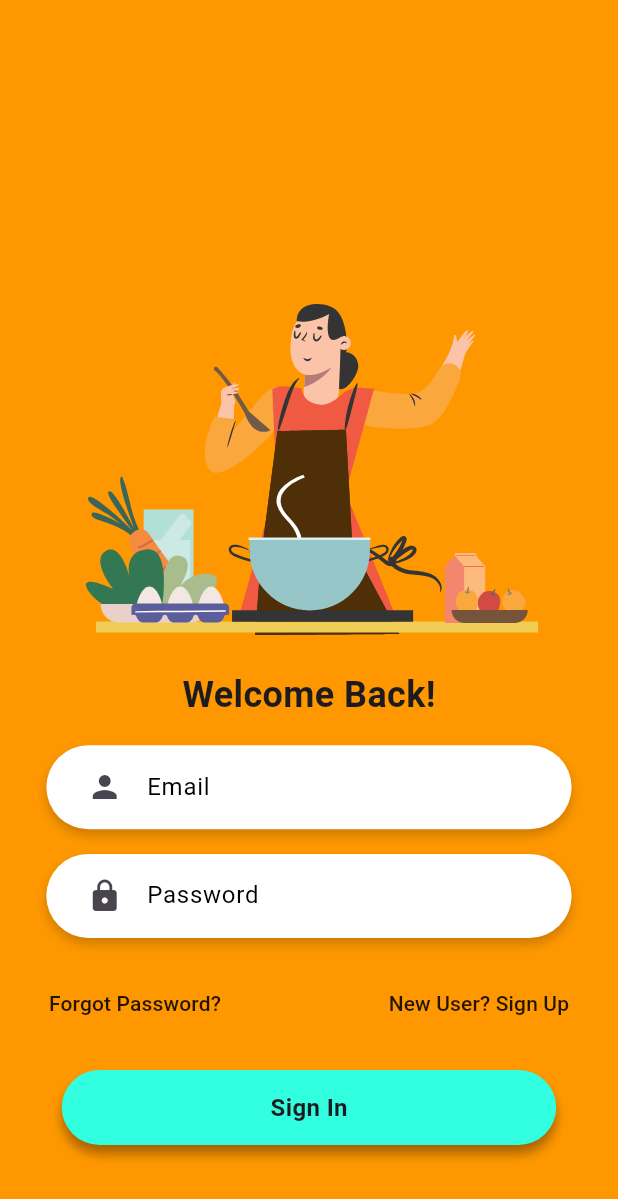
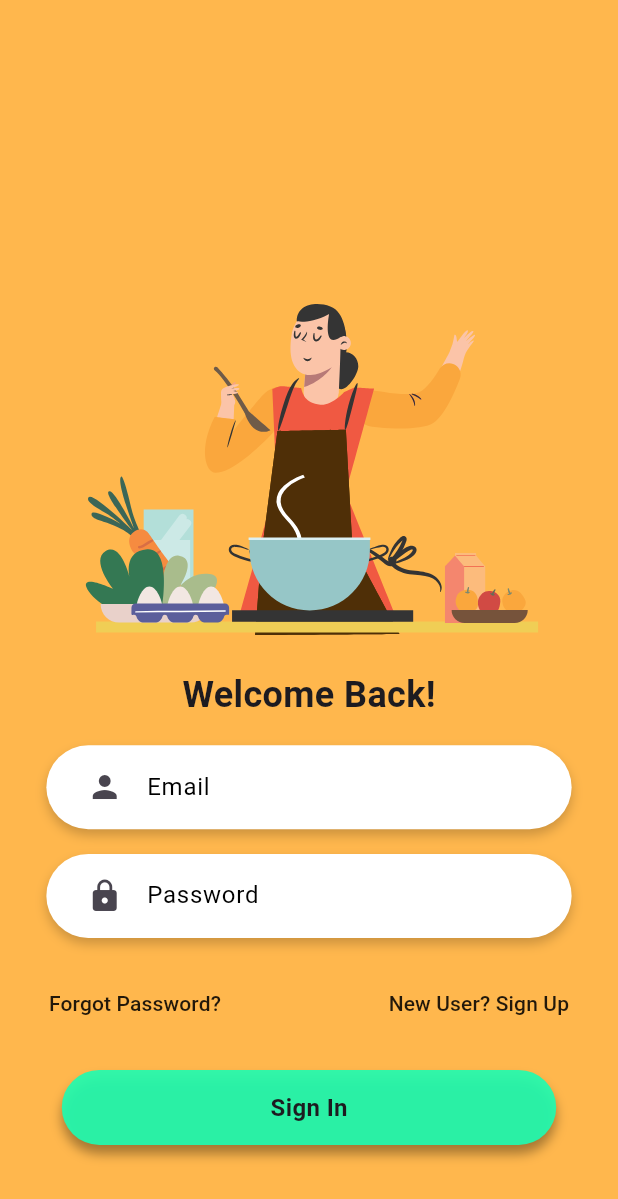
Before and after one commit to SHIBINSHA02/flavorfusion, a Flutter app: the screen it shows after launch, on a phone screen of 412 x 824 dp. Shown: the top 1199 px of the screen. Run offline on Flutter 3.47's test engine with Material 3 defaults, Android fonts, the phone set to English and light mode, and no system bars; our stand-ins replace firebase_auth, firebase_core, flutter_svg, lottie; accounts and stored records are empty.

Commit message:
Niranjan changed the login page color.

```diff
--- a/lib/Authentication/Login.dart
+++ b/lib/Authentication/Login.dart
@@ -61,7 +61,7 @@ class _LoginPageState extends State<LoginPage> {
 
     return Scaffold(
       appBar: AppBar(
-        backgroundColor: Colors.orange,
+        backgroundColor: Colors.orange.shade300,
       ),
       body: Center(
         child: Padding(
@@ -174,7 +174,7 @@ class _LoginPageState extends State<LoginPage> {
                     height: 50,
                     decoration: BoxDecoration(
                       borderRadius: BorderRadius.circular(50),
-                      color: Color.fromARGB(255,50,255,224),
+                      color: Color.fromARGB(230, 28, 253, 178),
                       boxShadow: [
                         BoxShadow(
                           color: Colors.black26.withOpacity(0.35),
@@ -198,7 +198,7 @@ class _LoginPageState extends State<LoginPage> {
           ),
         ),
       ),
-      backgroundColor: Colors.orange,
+      backgroundColor: Colors.orange.shade300,
     );
   }
 
```
Also changed, not shown: images/placeholder.jpg (added).
